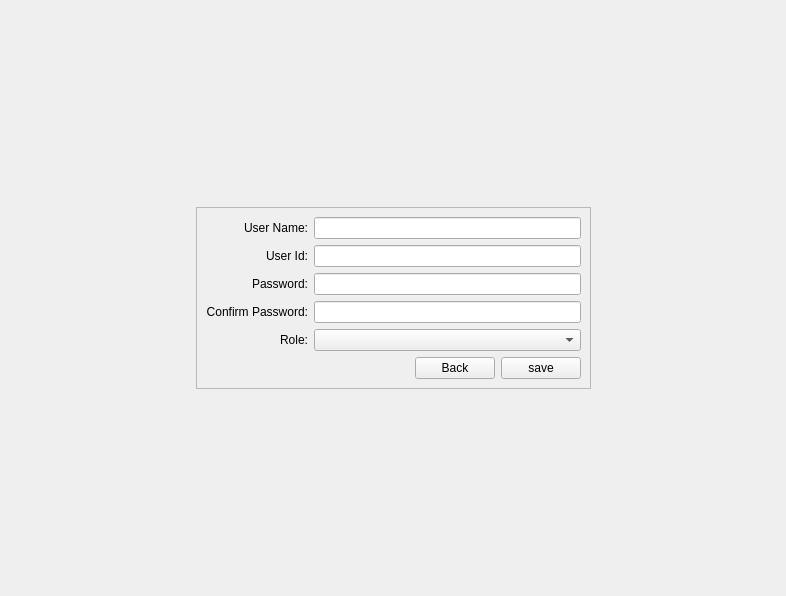
MegaMineDSS/LuxeMine, file loginwindow.ui: the form before one commit.
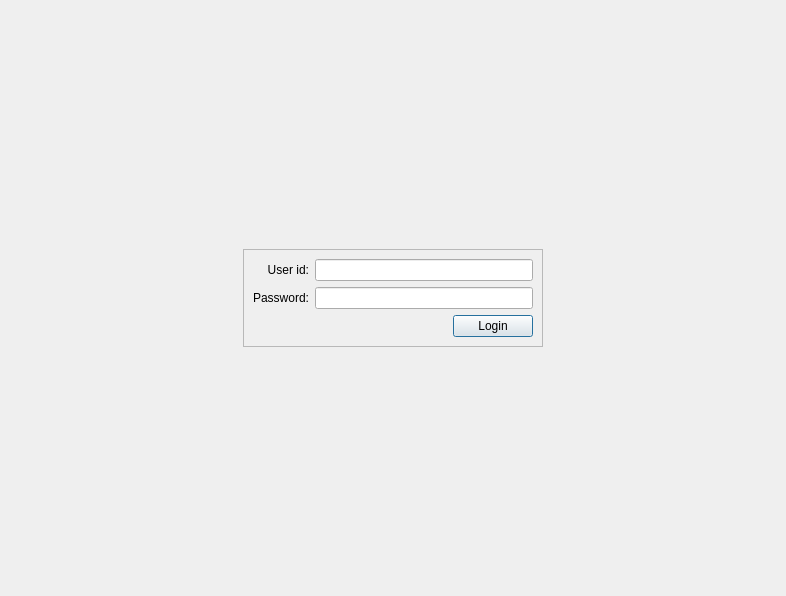
The form after the commit. The open tabs and pages were chosen to show the change.

The edit to the form file:
```diff
--- a/loginwindow.ui
+++ b/loginwindow.ui
@@ -69,7 +69,20 @@
           <enum>QFrame::Shadow::Raised</enum>
          </property>
          <layout class="QGridLayout" name="gridLayout_3">
-          <item row="3" column="3">
+          <item row="3" column="2">
+           <spacer name="horizontalSpacer">
+            <property name="orientation">
+             <enum>Qt::Orientation::Horizontal</enum>
+            </property>
+            <property name="sizeHint" stdset="0">
+             <size>
+              <width>40</width>
+              <height>20</height>
+             </size>
+            </property>
+           </spacer>
+          </item>
+          <item row="3" column="4">
            <widget class="QPushButton" name="loginPushButton">
             <property name="cursor">
              <cursorShape>PointingHandCursor</cursorShape>
@@ -79,16 +92,19 @@
             </property>
            </widget>
           </item>
-          <item row="3" column="2">
-           <widget class="QPushButton" name="createAccountPushButton">
-            <property name="cursor">
-             <cursorShape>PointingHandCursor</cursorShape>
-            </property>
+          <item row="1" column="0">
+           <widget class="QLabel" name="passwordLabel">
             <property name="text">
-             <string>create new account</string>
+             <string>Password:</string>
+            </property>
+            <property name="alignment">
+             <set>Qt::AlignmentFlag::AlignRight|Qt::AlignmentFlag::AlignTrailing|Qt::AlignmentFlag::AlignVCenter</set>
             </property>
            </widget>
           </item>
+          <item row="1" column="1" colspan="4">
+           <widget class="QLineEdit" name="passwordLineEdit"/>
+          </item>
           <item row="0" column="0">
            <widget class="QLabel" name="userIdLabel">
             <property name="text">
@@ -99,8 +115,8 @@
             </property>
            </widget>
           </item>
-          <item row="1" column="1" colspan="3">
-           <widget class="QLineEdit" name="passwordLineEdit"/>
+          <item row="0" column="1" colspan="4">
+           <widget class="QLineEdit" name="userIdLineEdit"/>
           </item>
           <item row="3" column="1">
            <spacer name="horizontalSpacer_8">
@@ -115,18 +131,18 @@
             </property>
            </spacer>
           </item>
-          <item row="1" column="0">
-           <widget class="QLabel" name="passwordLabel">
-            <property name="text">
-             <string>Password:</string>
+          <item row="3" column="3">
+           <spacer name="horizontalSpacer_23">
+            <property name="orientation">
+             <enum>Qt::Orientation::Horizontal</enum>
             </property>
-            <property name="alignment">
-             <set>Qt::AlignmentFlag::AlignRight|Qt::AlignmentFlag::AlignTrailing|Qt::AlignmentFlag::AlignVCenter</set>
+            <property name="sizeHint" stdset="0">
+             <size>
+              <width>40</width>
+              <height>20</height>
+             </size>
             </property>
-           </widget>
-          </item>
-          <item row="0" column="1" colspan="3">
-           <widget class="QLineEdit" name="userIdLineEdit"/>
+           </spacer>
           </item>
          </layout>
         </widget>
@@ -146,247 +162,6 @@
        </item>
       </layout>
      </widget>
-     <widget class="QWidget" name="createUser">
-      <layout class="QGridLayout" name="gridLayout_2">
-       <item row="0" column="3">
-        <spacer name="horizontalSpacer_9">
-         <property name="orientation">
-          <enum>Qt::Orientation::Horizontal</enum>
-         </property>
-         <property name="sizeHint" stdset="0">
-          <size>
-           <width>40</width>
-           <height>20</height>
-          </size>
-         </property>
-        </spacer>
-       </item>
-       <item row="0" column="0">
-        <spacer name="horizontalSpacer_11">
-         <property name="orientation">
-          <enum>Qt::Orientation::Horizontal</enum>
-         </property>
-         <property name="sizeHint" stdset="0">
-          <size>
-           <width>40</width>
-           <height>20</height>
-          </size>
-         </property>
-        </spacer>
-       </item>
-       <item row="0" column="2">
-        <spacer name="horizontalSpacer_10">
-         <property name="orientation">
-          <enum>Qt::Orientation::Horizontal</enum>
-         </property>
-         <property name="sizeHint" stdset="0">
-          <size>
-           <width>40</width>
-           <height>20</height>
-          </size>
-         </property>
-        </spacer>
-       </item>
-       <item row="0" column="8">
-        <spacer name="horizontalSpacer_2">
-         <property name="orientation">
-          <enum>Qt::Orientation::Horizontal</enum>
-         </property>
-         <property name="sizeHint" stdset="0">
-          <size>
-           <width>40</width>
-           <height>20</height>
-          </size>
-         </property>
-        </spacer>
-       </item>
-       <item row="0" column="5">
-        <spacer name="horizontalSpacer_7">
-         <property name="orientation">
-          <enum>Qt::Orientation::Horizontal</enum>
-         </property>
-         <property name="sizeHint" stdset="0">
-          <size>
-           <width>40</width>
-           <height>20</height>
-          </size>
-         </property>
-        </spacer>
-       </item>
-       <item row="0" column="4">
-        <spacer name="verticalSpacer_2">
-         <property name="orientation">
-          <enum>Qt::Orientation::Vertical</enum>
-         </property>
-         <property name="sizeHint" stdset="0">
-          <size>
-           <width>20</width>
-           <height>40</height>
-          </size>
-         </property>
-        </spacer>
-       </item>
-       <item row="1" column="2" colspan="5">
-        <widget class="QFrame" name="createNewOrderBookUserFrame">
-         <property name="frameShape">
-          <enum>QFrame::Shape::StyledPanel</enum>
-         </property>
-         <property name="frameShadow">
-          <enum>QFrame::Shadow::Raised</enum>
-         </property>
-         <layout class="QGridLayout" name="gridLayout">
-          <item row="1" column="1" colspan="3">
-           <widget class="QLineEdit" name="setUserIdLineEdit"/>
-          </item>
-          <item row="0" column="1" colspan="3">
-           <widget class="QLineEdit" name="setUserNameLineEdit"/>
-          </item>
-          <item row="4" column="1" colspan="3">
-           <widget class="QComboBox" name="setRoleComboBox"/>
-          </item>
-          <item row="2" column="0">
-           <widget class="QLabel" name="setPasswordLabel">
-            <property name="text">
-             <string>Password:</string>
-            </property>
-            <property name="alignment">
-             <set>Qt::AlignmentFlag::AlignRight|Qt::AlignmentFlag::AlignTrailing|Qt::AlignmentFlag::AlignVCenter</set>
-            </property>
-           </widget>
-          </item>
-          <item row="0" column="0">
-           <widget class="QLabel" name="setUserNameLabel">
-            <property name="text">
-             <string>User Name:</string>
-            </property>
-            <property name="alignment">
-             <set>Qt::AlignmentFlag::AlignRight|Qt::AlignmentFlag::AlignTrailing|Qt::AlignmentFlag::AlignVCenter</set>
-            </property>
-           </widget>
-          </item>
-          <item row="3" column="1" colspan="3">
-           <widget class="QLineEdit" name="confirmPasswordLineEdit"/>
-          </item>
-          <item row="1" column="0">
-           <widget class="QLabel" name="setUserIdLabel">
-            <property name="text">
-             <string>User Id:</string>
-            </property>
-            <property name="alignment">
-             <set>Qt::AlignmentFlag::AlignRight|Qt::AlignmentFlag::AlignTrailing|Qt::AlignmentFlag::AlignVCenter</set>
-            </property>
-           </widget>
-          </item>
-          <item row="5" column="3">
-           <widget class="QPushButton" name="savePushButton">
-            <property name="cursor">
-             <cursorShape>PointingHandCursor</cursorShape>
-            </property>
-            <property name="text">
-             <string>save</string>
-            </property>
-           </widget>
-          </item>
-          <item row="5" column="2">
-           <widget class="QPushButton" name="backPushButton">
-            <property name="text">
-             <string>Back</string>
-            </property>
-           </widget>
-          </item>
-          <item row="3" column="0">
-           <widget class="QLabel" name="confirmPasswordLabel">
-            <property name="text">
-             <string>Confirm Password:</string>
-            </property>
-            <property name="alignment">
-             <set>Qt::AlignmentFlag::AlignRight|Qt::AlignmentFlag::AlignTrailing|Qt::AlignmentFlag::AlignVCenter</set>
-            </property>
-           </widget>
-          </item>
-          <item row="5" column="1">
-           <spacer name="horizontalSpacer_4">
-            <property name="orientation">
-             <enum>Qt::Orientation::Horizontal</enum>
-            </property>
-            <property name="sizeHint" stdset="0">
-             <size>
-              <width>40</width>
-              <height>20</height>
-             </size>
-            </property>
-           </spacer>
-          </item>
-          <item row="2" column="1" colspan="3">
-           <widget class="QLineEdit" name="setPasswordLineEdit"/>
-          </item>
-          <item row="4" column="0">
-           <widget class="QLabel" name="setRoleLabel">
-            <property name="text">
-             <string>Role:</string>
-            </property>
-            <property name="alignment">
-             <set>Qt::AlignmentFlag::AlignRight|Qt::AlignmentFlag::AlignTrailing|Qt::AlignmentFlag::AlignVCenter</set>
-            </property>
-           </widget>
-          </item>
-         </layout>
-        </widget>
-       </item>
-       <item row="2" column="4">
-        <spacer name="verticalSpacer">
-         <property name="orientation">
-          <enum>Qt::Orientation::Vertical</enum>
-         </property>
-         <property name="sizeHint" stdset="0">
-          <size>
-           <width>20</width>
-           <height>40</height>
-          </size>
-         </property>
-        </spacer>
-       </item>
-       <item row="0" column="6">
-        <spacer name="horizontalSpacer_5">
-         <property name="orientation">
-          <enum>Qt::Orientation::Horizontal</enum>
-         </property>
-         <property name="sizeHint" stdset="0">
-          <size>
-           <width>40</width>
-           <height>20</height>
-          </size>
-         </property>
-        </spacer>
-       </item>
-       <item row="0" column="1">
-        <spacer name="horizontalSpacer_3">
-         <property name="orientation">
-          <enum>Qt::Orientation::Horizontal</enum>
-         </property>
-         <property name="sizeHint" stdset="0">
-          <size>
-           <width>40</width>
-           <height>20</height>
-          </size>
-         </property>
-        </spacer>
-       </item>
-       <item row="0" column="7">
-        <spacer name="horizontalSpacer_6">
-         <property name="orientation">
-          <enum>Qt::Orientation::Horizontal</enum>
-         </property>
-         <property name="sizeHint" stdset="0">
-          <size>
-           <width>40</width>
-           <height>20</height>
-          </size>
-         </property>
-        </spacer>
-       </item>
-      </layout>
-     </widget>
      <widget class="QWidget" name="sellerPage">
       <layout class="QGridLayout" name="gridLayout_6">
        <item row="1" column="1">
```
Left out of the diff: 7 changed lines with no effect on the pictures.
